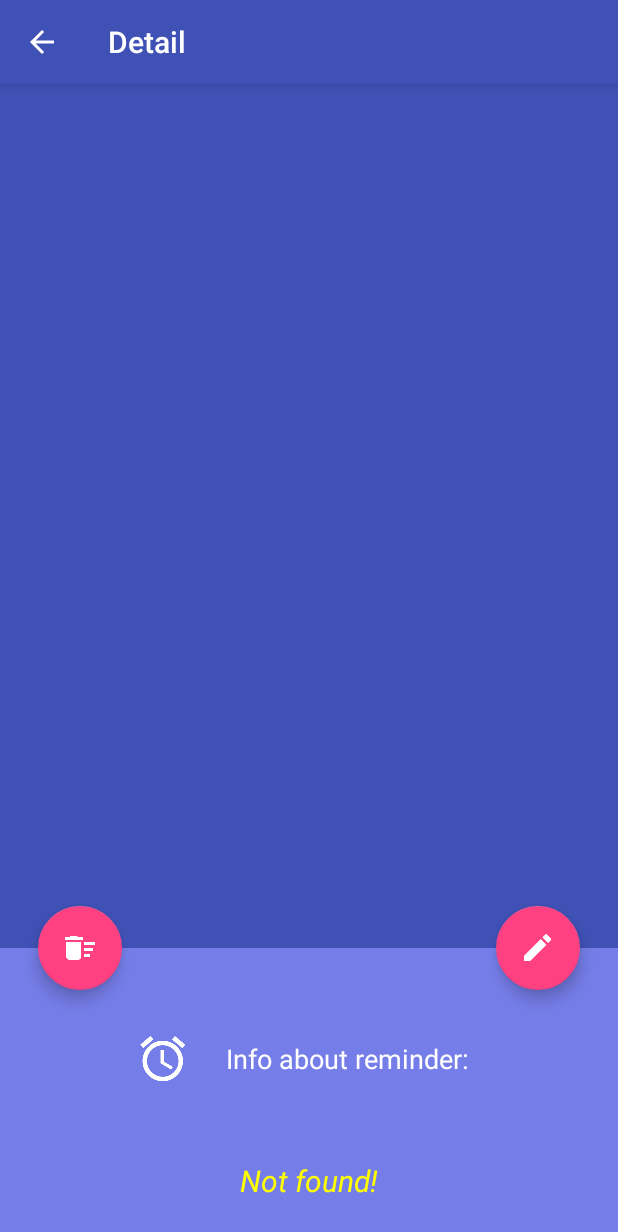
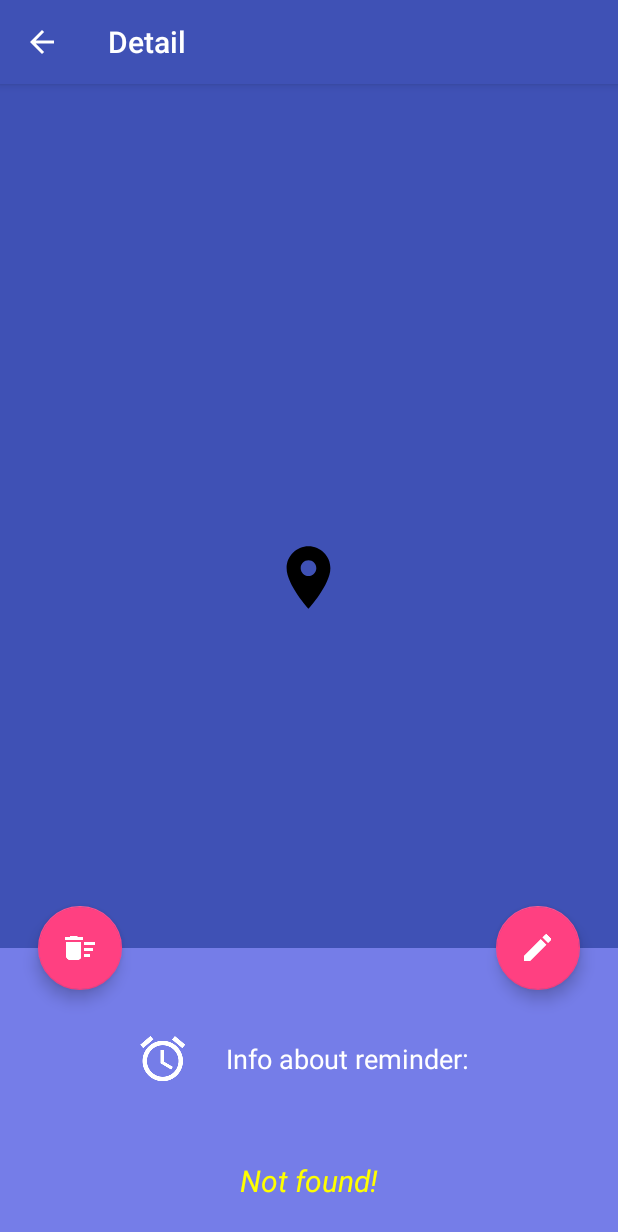
Before and after one commit to rahulrajpl/ReminderApp, an Android app: the DetailTodoItem screen opened directly, with no data from a screen before it, on a phone screen of 412 x 824 dp. Shown: the top 1232 px of the screen. Run offline under Robolectric (Android 15) with nearby library versions, the light colour scheme and no system bars; our stand-ins replace ButterKnife; 3 statements that could not run were skipped.

Commit message:
Address Field(Optional) added. Location icon displayed in DetailsToDo Intent

```diff
--- /dev/null
+++ b/app/src/main/res/drawable/ic_address.xml
@@ -0,0 +1,9 @@
+<vector xmlns:android="http://schemas.android.com/apk/res/android"
+        android:width="24dp"
+        android:height="24dp"
+        android:viewportWidth="24.0"
+        android:viewportHeight="24.0">
+    <path
+        android:fillColor="#FF000000"
+        android:pathData="M12,2C8.13,2 5,5.13 5,9c0,5.25 7,13 7,13s7,-7.75 7,-13c0,-3.87 -3.13,-7 -7,-7zM12,11.5c-1.38,0 -2.5,-1.12 -2.5,-2.5s1.12,-2.5 2.5,-2.5 2.5,1.12 2.5,2.5 -1.12,2.5 -2.5,2.5z"/>
+</vector>
--- a/app/src/main/res/layout/activity_detail_todo_item.xml
+++ b/app/src/main/res/layout/activity_detail_todo_item.xml
@@ -16,30 +16,40 @@
             android:layout_height="match_parent"
             android:orientation="vertical"
             >
+
             <LinearLayout
+                android:id="@+id/todoDetailLayout"
                 android:layout_width="match_parent"
                 android:layout_height="0dp"
                 android:layout_weight="4.5"
+                android:background="#3f51b5"
                 android:gravity="center"
-                android:background="#3f51b5"
-                android:id="@+id/todoDetailLayout">
+                android:orientation="vertical">
 
                 <TextView
+                    android:id="@+id/todoInfo"
+                    style="@style/TextAppearance.AppCompat.Body1"
                     android:layout_width="match_parent"
                     android:layout_height="wrap_content"
                     android:layout_gravity="center_vertical"
-                    android:gravity="start|bottom"
+                    android:layout_marginLeft="32dp"
                     android:layout_marginRight="32dp"
-                    android:layout_marginLeft="32dp"
-                    android:textSize="24sp"
+                    android:layout_marginTop="50dp"
+                    android:ellipsize="end"
+                    android:gravity="center"
                     android:lineSpacingExtra="10dp"
-                    android:ellipsize="end"
+                    android:maxLines="5"
                     android:text="SampleText"
-                    android:maxLines="5"
-                    style="@style/TextAppearance.AppCompat.Body1"
+                    android:foregroundGravity="center"
                     android:textColor="@android:color/white"
-                    android:id="@+id/todoInfo"
-                    />
+                    android:textSize="24sp" />
+
+                <ImageView
+                    android:id="@+id/ivAddress"
+                    android:layout_width="50dp"
+                    android:layout_height="50dp"
+
+                    android:src="@drawable/ic_address" />
 
             </LinearLayout>
 
--- a/app/src/main/res/values/strings.xml
+++ b/app/src/main/res/values/strings.xml
@@ -4,13 +4,13 @@
 
     <!-- TODO: Remove or change this placeholder text -->
     <string name="cleaning">Cleaning...</string>
-    <string name="add_todo_item">Add task</string>
+    <string name="add_todo_item">Add an Entry</string>
     <string name="add_todo_item_hint">Insert your task here</string>
     <string name="empty_input">Don\'t leave your task empty</string>
     <string name="reminder_or_not">Set a reminder for me</string>
     <string name="set_date">Set Date</string>
     <string name="set_time">Set Time</string>
-    <string name="reminder_set_at">Reminder set at</string>
+    <string name="reminder_set_at">Reminder saved at</string>
     <string name="reminder_info">Info about reminder:</string>
     <string name="not_found">Not found!</string>
     <string name="item_deleted">Task deleted!</string>
```
